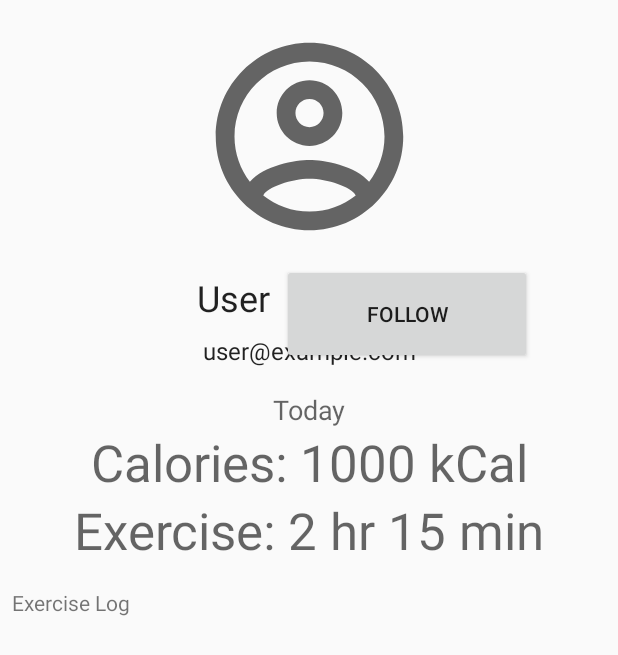
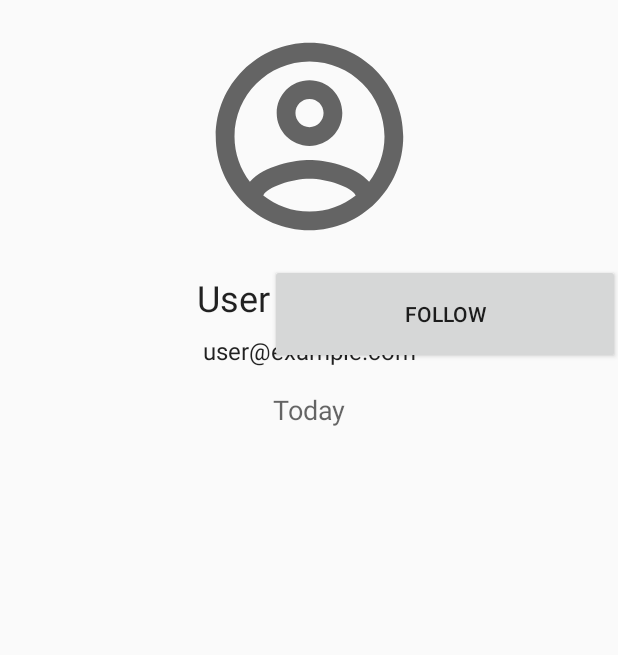
Before and after one commit to jackz314/KeepFit, an Android app: the FollowActivity screen opened directly, with no data from a screen before it, on a phone screen of 412 x 824 dp. Shown: the top 655 px of the screen. Run offline under Robolectric (Android 15) with nearby library versions, the phone set to English and light mode, and no system bars; our stand-ins replace CircleImageView, Firebase (no records; nobody signed in at launch, a user with empty details on screens opened directly); pictures from the network do not load; 1 statement that could not run was skipped.

Commit message:
Update activity_follow.xml

```diff
--- a/app/src/main/res/layout/activity_follow.xml
+++ b/app/src/main/res/layout/activity_follow.xml
@@ -51,7 +51,7 @@
 
         <Button
             android:id="@+id/followButton"
-            android:layout_width="250px"
+            android:layout_width="350px"
             android:layout_height="100px"
             android:layout_marginTop="10dp"
             android:checkable="false"
@@ -63,25 +63,6 @@
             app:layout_constraintTop_toBottomOf="@+id/user_profile_picture"
             app:layout_constraintVertical_bias="0.0" />
 
-        <TextView
-            android:id="@+id/me_exercise_time_text"
-            android:layout_width="wrap_content"
-            android:layout_height="wrap_content"
-            android:text="Exercise: 2 hr 15 min"
-            android:textAppearance="@style/TextAppearance.AppCompat.Display1"
-            app:layout_constraintEnd_toEndOf="parent"
-            app:layout_constraintStart_toStartOf="parent"
-            app:layout_constraintTop_toBottomOf="@+id/me_calories_text" />
-
-        <TextView
-            android:id="@+id/me_calories_text"
-            android:layout_width="wrap_content"
-            android:layout_height="wrap_content"
-            android:text="Calories: 1000 kCal"
-            android:textAppearance="@style/TextAppearance.AppCompat.Display1"
-            app:layout_constraintEnd_toEndOf="parent"
-            app:layout_constraintStart_toStartOf="parent"
-            app:layout_constraintTop_toBottomOf="@+id/today_text" />
 
         <TextView
             tools:viewBindingIgnore="true"
@@ -95,25 +76,8 @@
             app:layout_constraintStart_toStartOf="parent"
             app:layout_constraintTop_toBottomOf="@+id/user_email_text" />
 
-        <TextView
-            android:id="@+id/exercise_log_text"
-            android:layout_width="wrap_content"
-            android:layout_height="wrap_content"
-            android:layout_marginStart="8dp"
-            android:layout_marginTop="16dp"
-            android:text="Exercise Log"
-            app:layout_constraintStart_toStartOf="parent"
-            app:layout_constraintTop_toBottomOf="@+id/me_exercise_time_text" />
 
-        <androidx.recyclerview.widget.RecyclerView
-            android:id="@+id/exercise_log_recycler"
-            android:layout_width="match_parent"
-            android:layout_height="match_parent"
-            android:layout_marginStart="8dp"
-            android:layout_marginEnd="8dp"
-            app:layout_constraintEnd_toEndOf="parent"
-            app:layout_constraintStart_toStartOf="parent"
-            app:layout_constraintTop_toBottomOf="@+id/exercise_log_text" />
+
 
     </androidx.constraintlayout.widget.ConstraintLayout>
 
```
